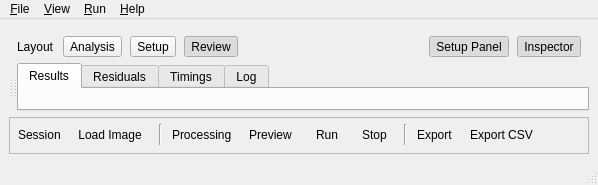
carenaudo/Menipy, file src/menipy/gui/views/main_window_split.ui: the form before one commit.
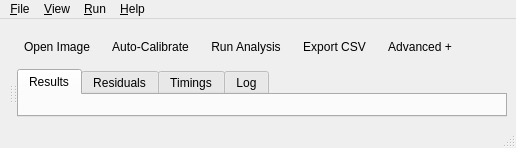
The form after the commit. Icons and pictures are not drawn.

Commit message: refactor(gui): streamline workflow bar and refine results summary

```diff
--- a/src/menipy/gui/views/main_window_split.ui
+++ b/src/menipy/gui/views/main_window_split.ui
@@ -42,45 +42,58 @@
   <widget class="QWidget" name="centralwidget">
    <layout class="QVBoxLayout" name="centralLayout">
     <item>
-     <widget class="QWidget" name="layoutBar">
-      <layout class="QHBoxLayout" name="layoutBarLayout">
+     <widget class="QWidget" name="workflowBar">
+      <property name="sizePolicy">
+       <sizepolicy hsizetype="Preferred" vsizetype="Fixed">
+        <horstretch>0</horstretch>
+        <verstretch>0</verstretch>
+       </sizepolicy>
+      </property>
+      <property name="maximumSize">
+       <size>
+        <width>16777215</width>
+        <height>44</height>
+       </size>
+      </property>
+      <layout class="QHBoxLayout" name="workflowBarLayout">
        <property name="leftMargin"><number>8</number></property>
        <property name="topMargin"><number>8</number></property>
        <property name="rightMargin"><number>8</number></property>
-       <property name="bottomMargin"><number>0</number></property>
+       <property name="bottomMargin"><number>6</number></property>
        <property name="spacing"><number>8</number></property>
        <item>
-        <widget class="QLabel" name="layoutLabel">
-         <property name="text"><string>Layout</string></property>
+        <widget class="QToolButton" name="actionOpenImageBtn">
+         <property name="text"><string>Open Image</string></property>
+         <property name="autoRaise"><bool>true</bool></property>
         </widget>
        </item>
        <item>
-        <widget class="QToolButton" name="layoutAnalysisBtn">
-         <property name="text"><string>Analysis</string></property>
-         <property name="checkable"><bool>true</bool></property>
-         <property name="autoExclusive"><bool>true</bool></property>
-         <property name="toolTip"><string>Focus on the image canvas</string></property>
+        <widget class="QToolButton" name="workflowAutoCalibrateBtn">
+         <property name="text"><string>Auto-Calibrate</string></property>
+         <property name="autoRaise"><bool>true</bool></property>
         </widget>
        </item>
        <item>
-        <widget class="QToolButton" name="layoutSetupBtn">
-         <property name="text"><string>Setup</string></property>
-         <property name="checkable"><bool>true</bool></property>
-         <property name="autoExclusive"><bool>true</bool></property>
-         <property name="toolTip"><string>Show setup and preview panels</string></property>
+        <widget class="QToolButton" name="actionRunBtn">
+         <property name="text"><string>Run Analysis</string></property>
+         <property name="autoRaise"><bool>true</bool></property>
         </widget>
        </item>
        <item>
-        <widget class="QToolButton" name="layoutReviewBtn">
-         <property name="text"><string>Review</string></property>
+        <widget class="QToolButton" name="actionExportCsvBtn">
+         <property name="text"><string>Export CSV</string></property>
+         <property name="autoRaise"><bool>true</bool></property>
+        </widget>
+       </item>
+       <item>
+        <widget class="QToolButton" name="workflowAdvancedBtn">
+         <property name="text"><string>Advanced +</string></property>
          <property name="checkable"><bool>true</bool></property>
-         <property name="checked"><bool>true</bool></property>
-         <property name="autoExclusive"><bool>true</bool></property>
-         <property name="toolTip"><string>Show setup, preview, and inspector panels</string></property>
+         <property name="autoRaise"><bool>true</bool></property>
         </widget>
        </item>
        <item>
-        <spacer name="layoutSpacer">
+        <spacer name="workflowSpacer">
          <property name="orientation"><enum>Qt::Horizontal</enum></property>
          <property name="sizeHint" stdset="0">
           <size>
@@ -90,22 +103,6 @@
          </property>
         </spacer>
        </item>
-       <item>
-        <widget class="QToolButton" name="toggleSetupBtn">
-         <property name="text"><string>Setup Panel</string></property>
-         <property name="checkable"><bool>true</bool></property>
-         <property name="checked"><bool>true</bool></property>
-         <property name="toolTip"><string>Show or hide the setup panel</string></property>
-        </widget>
-       </item>
-       <item>
-        <widget class="QToolButton" name="toggleInspectBtn">
-         <property name="text"><string>Inspector</string></property>
-         <property name="checkable"><bool>true</bool></property>
-         <property name="checked"><bool>true</bool></property>
-         <property name="toolTip"><string>Show or hide the results inspector</string></property>
-        </widget>
-       </item>
       </layout>
      </widget>
     </item>
@@ -145,87 +142,6 @@
       </widget>
      </widget>
     </item>
-    <item>
-     <widget class="QFrame" name="actionBar">
-      <property name="frameShape"><enum>QFrame::StyledPanel</enum></property>
-      <property name="frameShadow"><enum>QFrame::Plain</enum></property>
-      <layout class="QHBoxLayout" name="actionBarLayout">
-       <property name="leftMargin"><number>8</number></property>
-       <property name="topMargin"><number>6</number></property>
-       <property name="rightMargin"><number>8</number></property>
-       <property name="bottomMargin"><number>8</number></property>
-       <property name="spacing"><number>10</number></property>
-       <item>
-        <widget class="QLabel" name="sessionLabel">
-         <property name="text"><string>Session</string></property>
-        </widget>
-       </item>
-       <item>
-       <widget class="QToolButton" name="actionOpenImageBtn">
-         <property name="text"><string>Load Image</string></property>
-         <property name="autoRaise"><bool>true</bool></property>
-        </widget>
-      </item>
-       <item>
-        <widget class="QFrame" name="sessionSeparator">
-         <property name="frameShape"><enum>QFrame::VLine</enum></property>
-         <property name="frameShadow"><enum>QFrame::Sunken</enum></property>
-        </widget>
-       </item>
-       <item>
-        <widget class="QLabel" name="processingLabel">
-         <property name="text"><string>Processing</string></property>
-        </widget>
-       </item>
-       <item>
-       <widget class="QToolButton" name="actionPreviewBtn">
-         <property name="text"><string>Preview</string></property>
-         <property name="autoRaise"><bool>true</bool></property>
-        </widget>
-      </item>
-      <item>
-       <widget class="QToolButton" name="actionRunBtn">
-         <property name="text"><string>Run</string></property>
-         <property name="autoRaise"><bool>true</bool></property>
-       </widget>
-      </item>
-      <item>
-       <widget class="QToolButton" name="actionStopBtn">
-         <property name="text"><string>Stop</string></property>
-         <property name="autoRaise"><bool>true</bool></property>
-       </widget>
-      </item>
-       <item>
-        <widget class="QFrame" name="processingSeparator">
-         <property name="frameShape"><enum>QFrame::VLine</enum></property>
-         <property name="frameShadow"><enum>QFrame::Sunken</enum></property>
-        </widget>
-       </item>
-       <item>
-        <widget class="QLabel" name="exportLabel">
-         <property name="text"><string>Export</string></property>
-        </widget>
-       </item>
-       <item>
-       <widget class="QToolButton" name="actionExportCsvBtn">
-         <property name="text"><string>Export CSV</string></property>
-         <property name="autoRaise"><bool>true</bool></property>
-       </widget>
-      </item>
-       <item>
-        <spacer name="actionSpacer">
-         <property name="orientation"><enum>Qt::Horizontal</enum></property>
-         <property name="sizeHint" stdset="0">
-          <size>
-           <width>40</width>
-           <height>20</height>
-          </size>
-         </property>
-        </spacer>
-       </item>
-      </layout>
-     </widget>
-    </item>
    </layout>
   </widget>
 
```
The commit also changes 8 other files.
